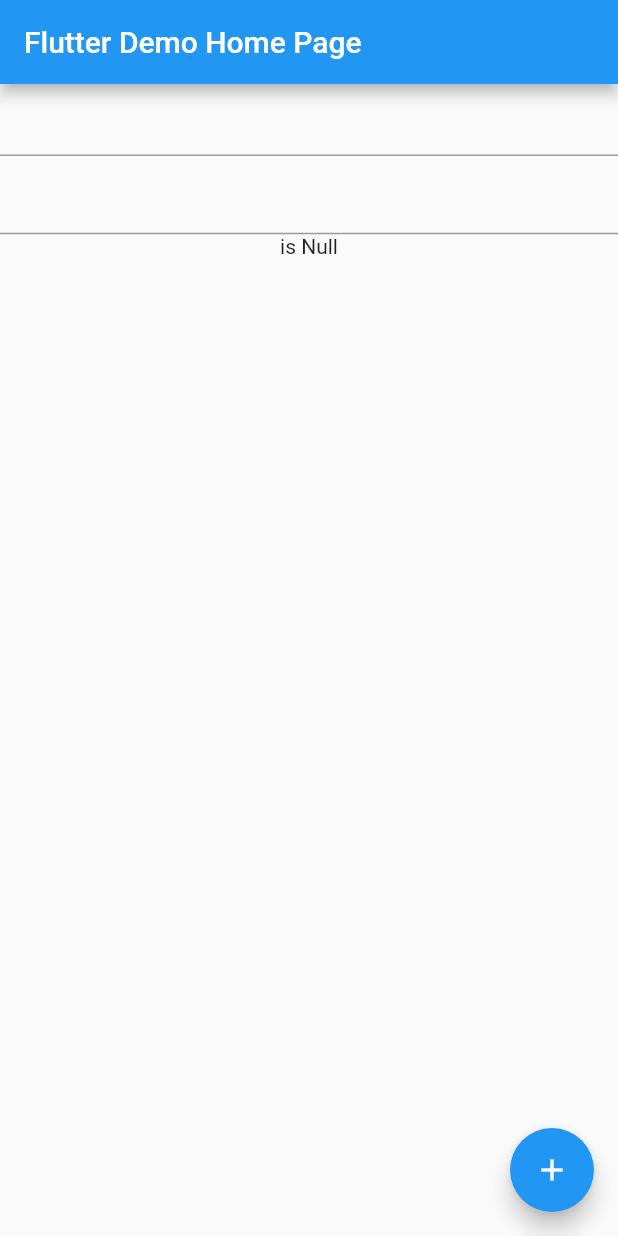
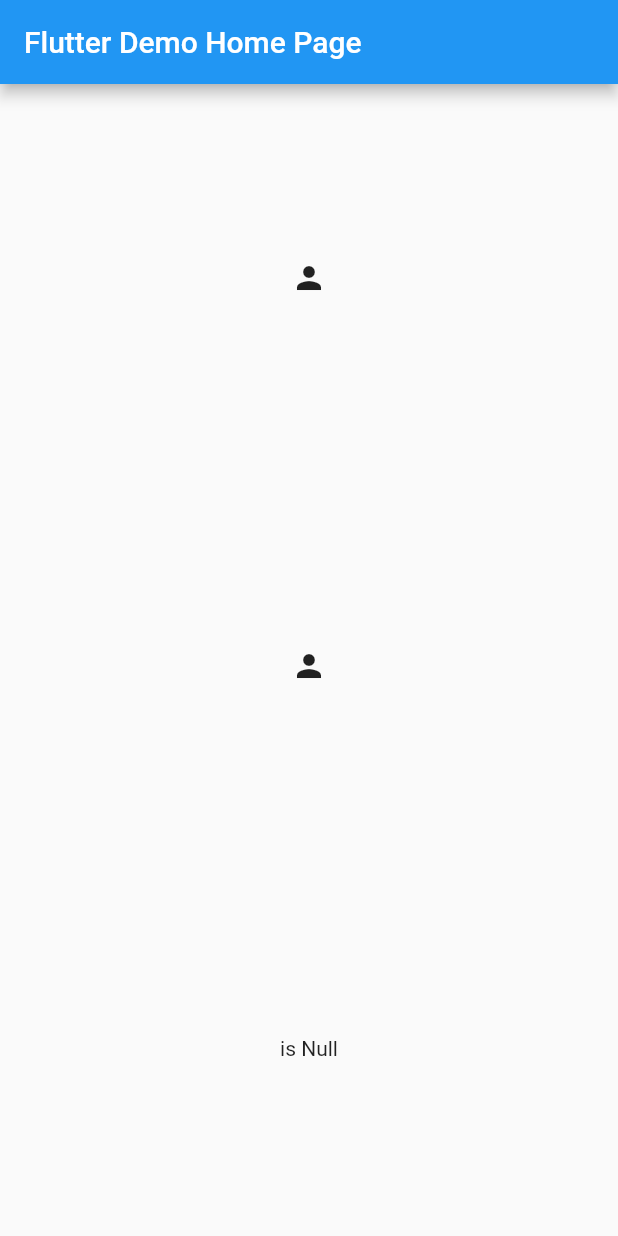
Before and after one commit to developerBBee/flutter_firebase_sample, a Flutter app: the screen it shows after launch, on a phone screen of 412 x 824 dp. Run offline on Flutter 3.47's test engine with Material 2 defaults, Android fonts, the phone set to English and light mode, and no system bars; our stand-ins replace cloud_firestore, firebase_auth, firebase_core, flutter_riverpod, freezed_annotation; accounts and stored records are empty; generated files the repository leaves out were written again.

```diff
--- a/lib/main.dart
+++ b/lib/main.dart
@@ -4,7 +4,7 @@ import 'package:flutter/material.dart';
 import 'package:flutter_riverpod/flutter_riverpod.dart';
 import 'package:firebase_core/firebase_core.dart';
 // models
-import 'package:flutter_application_test/main_model.dart';
+import 'package:flutter_application_test/models/main_model.dart';
 // options
 import 'firebase_options.dart';
 
@@ -43,42 +43,24 @@ class MyHomePage extends ConsumerWidget {
   @override
   Widget build(BuildContext context, WidgetRef ref) {
     final MainModel mainModel = ref.watch(mainProvider); // Providerを監視
-    final TextEditingController emailController =
-        TextEditingController(text: mainModel.email);
-    final TextEditingController passwordController =
-        TextEditingController(text: mainModel.password);
     return Scaffold(
       appBar: AppBar(
         title: Text(title),
       ),
       body: Column(
+        mainAxisAlignment: MainAxisAlignment.spaceAround, // 縦方向に均等に配置
         children: [
-          TextFormField(
-            keyboardType: TextInputType.emailAddress,
-            onChanged: (text) => mainModel.email = text,
-            controller: emailController,
+          const InkWell(
+            child: Icon(Icons.person),
           ),
-          TextFormField(
-            keyboardType: TextInputType.visiblePassword,
-            onChanged: (text) => mainModel.password = text,
-            controller: passwordController,
-            obscureText: mainModel.isObscure,
-            decoration: InputDecoration(
-              suffix: InkWell(
-                child: mainModel.isObscure ? Icon(Icons.visibility_off) : Icon(Icons.visibility),
-                onTap: () => mainModel.toggleObscure(),
-              )),
+          const InkWell(
+            child: Icon(Icons.person),
           ),
           Center(
               child: mainModel.currentUser == null
-                  ? Text("is Null")
-                  : Text("is Not Null")),
+                  ? const Text("is Null")
+                  : const Text("is Not Null")),
         ],
-      ),
-      floatingActionButton: FloatingActionButton(
-        onPressed: () async => await mainModel.createUser(context: context),
-        tooltip: 'Increment',
-        child: const Icon(Icons.add),
       ),
     );
   }
--- /dev/null
+++ b/lib/models/main_model.dart
@@ -0,0 +1,16 @@
+// flutter
+import 'package:flutter/material.dart';
+
+// packages
+import 'package:firebase_auth/firebase_auth.dart';
+import 'package:flutter_riverpod/flutter_riverpod.dart';
+
+// domain
+
+// ViewとModelの橋渡しとなるProvider
+final mainProvider = ChangeNotifierProvider((_) => MainModel());
+
+class MainModel extends ChangeNotifier {
+  int counter = 0; // 変数の先頭に_はprivateなので、つけないようにする
+  User? currentUser = null;
+}
--- a/lib/main_model.dart
+++ b/lib/models/signup_model.dart
@@ -13,9 +13,9 @@ import 'package:uuid/uuid.dart';
 import 'package:flutter_application_test/domain/firestore_user/firestore_user.dart';
 
 // ViewとModelの橋渡しとなるProvider
-final mainProvider = ChangeNotifierProvider((_) => MainModel());
+final signupProvider = ChangeNotifierProvider((_) => SignupModel());
 
-class MainModel extends ChangeNotifier {
+class SignupModel extends ChangeNotifier {
   int counter = 0; // 変数の先頭に_はprivateなので、つけないようにする
   User? currentUser = null;
   // auth
```
Also changed, not shown: lib/views/login_page.dart (added, +14 -0 lines), lib/views/signup_page.dart (added, +54 -0 lines), 1 other file.
